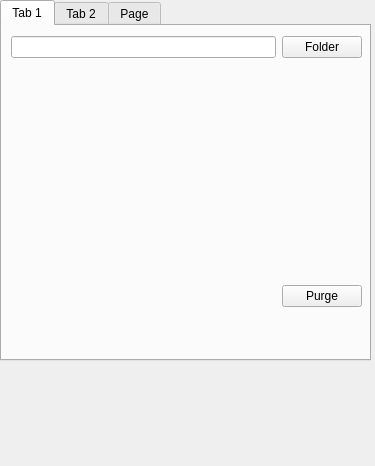
Above: src/mainGUI.ui from cakeller98/creo-file-utils before the change. Below: the same form after it.
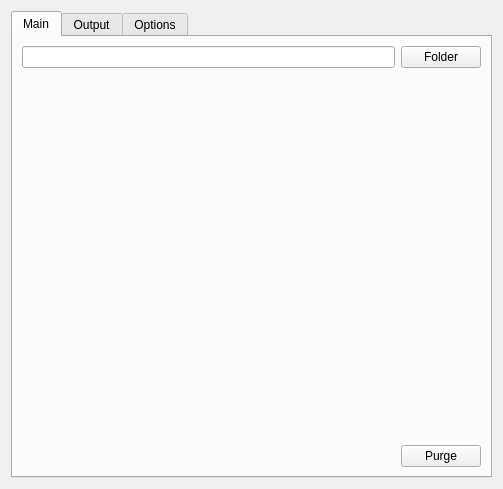
That is the form after the change.

Commit message: Renamed tabs and fixed some layout, and also added a text box for output

```diff
--- a/src/mainGUI.ui
+++ b/src/mainGUI.ui
@@ -6,50 +6,37 @@
    <rect>
     <x>0</x>
     <y>0</y>
-    <width>375</width>
-    <height>466</height>
+    <width>503</width>
+    <height>489</height>
    </rect>
   </property>
   <property name="minimumSize">
    <size>
-    <width>375</width>
-    <height>85</height>
+    <width>0</width>
+    <height>0</height>
    </size>
   </property>
   <property name="maximumSize">
    <size>
-    <width>375</width>
-    <height>1000</height>
+    <width>16777215</width>
+    <height>16777215</height>
    </size>
   </property>
   <property name="windowTitle">
    <string>Purge Creo Files</string>
   </property>
+  <layout class="QGridLayout" name="gridLayout">
+   <item row="0" column="0">
   <widget class="QTabWidget" name="tabWidget">
-   <property name="geometry">
-    <rect>
-     <x>0</x>
-     <y>0</y>
-     <width>371</width>
-     <height>361</height>
-    </rect>
-   </property>
    <property name="currentIndex">
     <number>0</number>
    </property>
    <widget class="QWidget" name="tab">
     <attribute name="title">
-     <string>Tab 1</string>
-    </attribute>
-    <widget class="QWidget" name="layoutWidget">
-     <property name="geometry">
-      <rect>
-       <x>9</x>
-       <y>10</y>
-       <width>351</width>
-       <height>271</height>
-      </rect>
-     </property>
+       <string>Main</string>
+      </attribute>
+      <layout class="QGridLayout" name="gridLayout_2">
+       <item row="0" column="0">
      <layout class="QVBoxLayout" name="verticalLayout">
       <item>
        <layout class="QHBoxLayout" name="horizontalLayout_3">
@@ -107,16 +94,22 @@
        </layout>
       </item>
      </layout>
-    </widget>
+       </item>
+      </layout>
    </widget>
    <widget class="QWidget" name="tab_2">
     <attribute name="title">
-     <string>Tab 2</string>
-    </attribute>
+       <string>Output</string>
+      </attribute>
+      <layout class="QGridLayout" name="gridLayout_3">
+       <item row="0" column="0">
+        <widget class="QPlainTextEdit" name="plainTextEdit"/>
+       </item>
+      </layout>
    </widget>
    <widget class="QWidget" name="tab_3">
     <attribute name="title">
-     <string>Page</string>
+       <string>Options</string>
     </attribute>
     <widget class="QCheckBox" name="cb_backup">
      <property name="geometry">
@@ -149,6 +142,8 @@
     </widget>
    </widget>
   </widget>
+   </item>
+  </layout>
  </widget>
  <resources/>
  <connections/>
```
Lines whose indentation alone changed are shown as unchanged.
